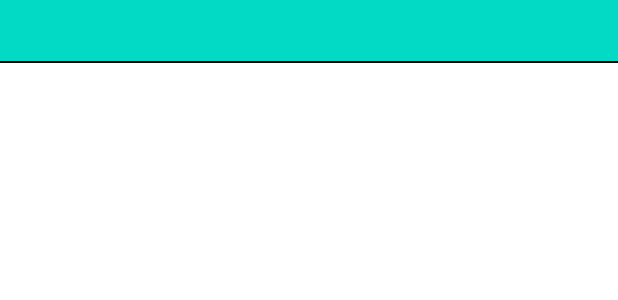
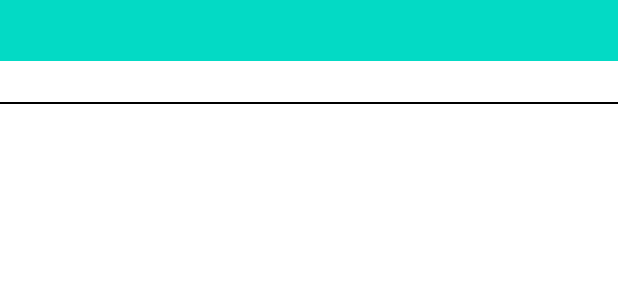
Before and after one commit to AbdulManan777/i190500_i190594_ass3, an Android app: the layout text_message_row.xml on its own in the app's theme, with its tools: preview values and no code run, on a phone screen of 412 x 824 dp. Shown: the top 300 px of the screen. Run offline under Robolectric (Android 15) with nearby library versions, the phone set to English and light mode, and no system bars; network calls fail.

```diff
--- a/app/src/main/res/layout/text_message_row.xml
+++ b/app/src/main/res/layout/text_message_row.xml
@@ -12,6 +12,12 @@
         android:textSize="30sp"
         android:background="@color/teal_200"
         android:id="@+id/messageText"/>
+    <TextView
+        android:layout_width="wrap_content"
+        android:layout_height="wrap_content"
+        android:textColor="@color/brown"
+        android:textSize="20sp"
+        android:id="@+id/time1"/>
     <View
         android:layout_width="match_parent"
         android:layout_height="1dp"
```
Also changed, not shown: app/src/main/java/com/ass3/i190500_i190594/ChatBox_Activity.java (+9 -5 lines), app/src/main/java/com/ass3/i190500_i190594/MessagesAdapter.java (+11 -1 lines), app/src/main/java/com/ass3/i190500_i190594/MyMessage.java (+7 -1 lines).
